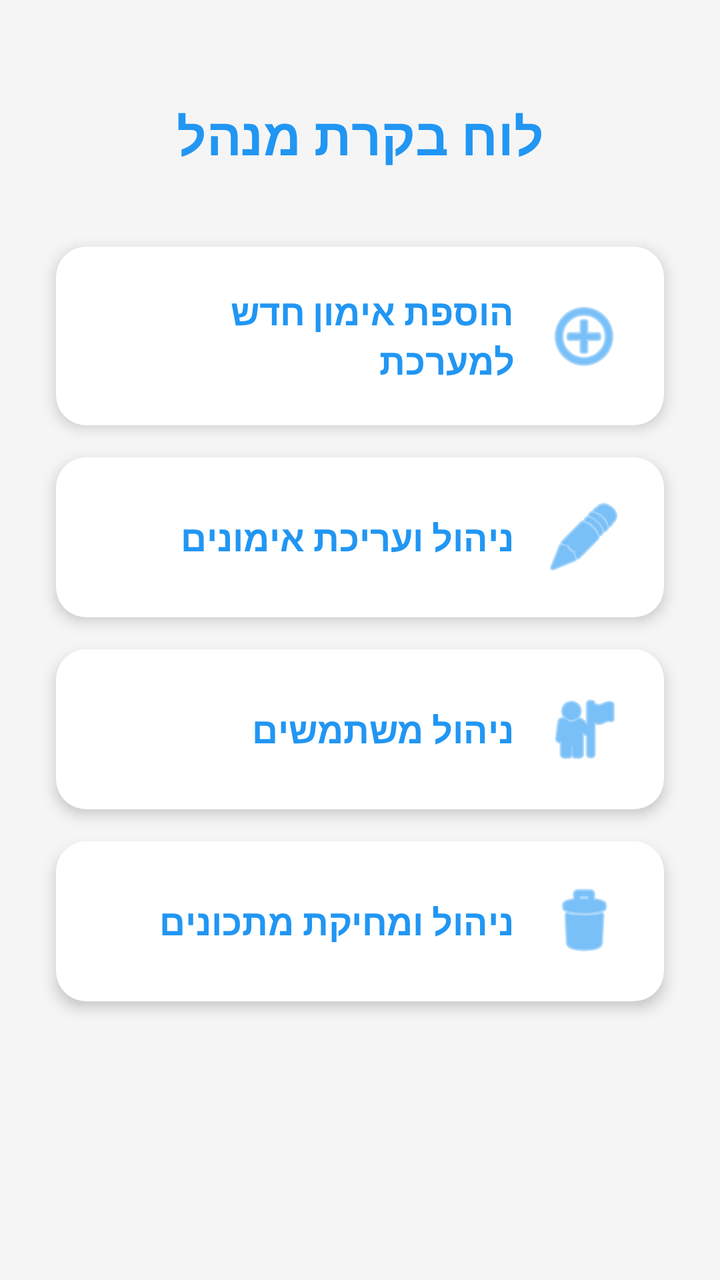
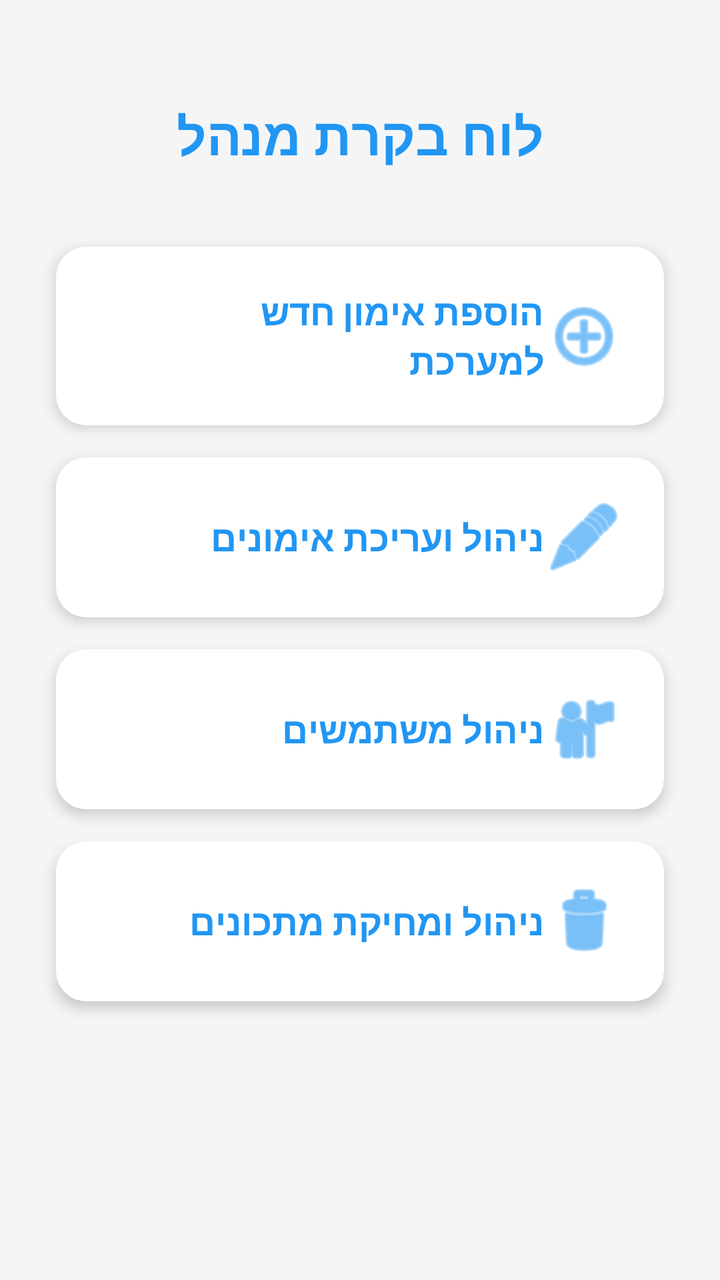

Screens rendered from an Android XML layout before and after an edit, with the pre-edit source and the edit as a unified diff.
<!-- AndroidManifest.xml: application theme Theme.FitCoach -->
<!-- res/layout/activity_admin.xml -->
<?xml version="1.0" encoding="utf-8"?>
<LinearLayout xmlns:android="http://schemas.android.com/apk/res/android"
    xmlns:app="http://schemas.android.com/apk/res-auto"
    xmlns:tools="http://schemas.android.com/tools"
    android:id="@+id/admin"
    android:layout_width="match_parent"
    android:layout_height="match_parent"
    android:background="#F5F5F5"
    android:layoutDirection="rtl"
    android:orientation="vertical"
    android:padding="20dp"
    tools:context=".screens.AdminActivity">

    <TextView
        android:layout_width="wrap_content"
        android:layout_height="wrap_content"
        android:layout_gravity="center"
        android:layout_margin="30dp"
        android:text="לוח בקרת מנהל"
        android:textColor="#2196F3"
        android:textSize="26sp"
        android:textStyle="bold" />

    <androidx.cardview.widget.CardView
        android:id="@+id/cv_add_workout"
        android:layout_width="match_parent"
        android:layout_height="wrap_content"
        android:layout_margin="8dp"
        android:clickable="true"
        android:focusable="true"
        android:foreground="?attr/selectableItemBackground"
        app:cardCornerRadius="15dp"
        app:cardElevation="4dp">

        <LinearLayout
            android:layout_width="match_parent"
            android:layout_height="wrap_content"
            android:gravity="center_vertical"
            android:padding="20dp">

            <ImageView
                android:layout_width="40dp"
                android:layout_height="40dp"
                android:src="@android:drawable/ic_menu_add"
                app:tint="#2196F3" />

            <TextView
                android:layout_width="wrap_content"
                android:layout_height="wrap_content"
                android:layout_marginRight="15dp"
                android:text="הוספת אימון חדש למערכת"
                android:textColor="#2196F3"
                android:textSize="18sp"
                android:textStyle="bold" />
        </LinearLayout>
    </androidx.cardview.widget.CardView>

    <androidx.cardview.widget.CardView
        android:id="@+id/cv_manage_workouts"
        android:layout_width="match_parent"
        android:layout_height="wrap_content"
        android:layout_margin="8dp"
        android:clickable="true"
        android:focusable="true"
        android:foreground="?attr/selectableItemBackground"
        app:cardCornerRadius="15dp"
        app:cardElevation="4dp">

        <LinearLayout
            android:layout_width="match_parent"
            android:layout_height="wrap_content"
            android:gravity="center_vertical"
            android:padding="20dp">

            <ImageView
                android:layout_width="40dp"
                android:layout_height="40dp"
                android:src="@android:drawable/ic_menu_edit"
                app:tint="#2196F3" />

            <TextView
                android:layout_width="wrap_content"
                android:layout_height="wrap_content"
                android:layout_marginRight="15dp"
                android:text="ניהול ועריכת אימונים"
                android:textColor="#2196F3"
                android:textSize="18sp"
                android:textStyle="bold" />
        </LinearLayout>
    </androidx.cardview.widget.CardView>

    <androidx.cardview.widget.CardView
        android:id="@+id/cv_manage_users"
        android:layout_width="match_parent"
        android:layout_height="wrap_content"
        android:layout_margin="8dp"
        android:clickable="true"
        android:focusable="true"
        android:foreground="?attr/selectableItemBackground"
        app:cardCornerRadius="15dp"
        app:cardElevation="4dp">

        <LinearLayout
            android:layout_width="match_parent"
            android:layout_height="wrap_content"
            android:gravity="center_vertical"
            android:padding="20dp">

            <ImageView
                android:layout_width="40dp"
                android:layout_height="40dp"
                android:src="@android:drawable/ic_menu_myplaces"
                app:tint="#2196F3" />

            <TextView
                android:layout_width="wrap_content"
                android:layout_height="wrap_content"
                android:layout_marginRight="15dp"
                android:text="ניהול משתמשים"
                android:textColor="#2196F3"
                android:textSize="18sp"
                android:textStyle="bold" />
        </LinearLayout>
    </androidx.cardview.widget.CardView>

    <androidx.cardview.widget.CardView
        android:id="@+id/cv_manage_recipes"
        android:layout_width="match_parent"
        android:layout_height="wrap_content"
        android:layout_margin="8dp"
        android:clickable="true"
        android:focusable="true"
        android:foreground="?attr/selectableItemBackground"
        app:cardCornerRadius="15dp"
        app:cardElevation="4dp">

        <LinearLayout
            android:layout_width="match_parent"
            android:layout_height="wrap_content"
            android:gravity="center_vertical"
            android:padding="20dp">

            <ImageView
                android:layout_width="40dp"
                android:layout_height="40dp"
                android:src="@android:drawable/ic_menu_delete"
                app:tint="#2196F3" />

            <TextView
                android:layout_width="wrap_content"
                android:layout_height="wrap_content"
                android:layout_marginRight="15dp"
                android:text="ניהול ומחיקת מתכונים"
                android:textColor="#2196F3"
                android:textSize="18sp"
                android:textStyle="bold" />
        </LinearLayout>
    </androidx.cardview.widget.CardView>

</LinearLayout>
<!-- resources referenced by this layout -->
<resources>
  <style name="Theme.FitCoach" parent="Base.Theme.FitCoach" />
  <style name="Base.Theme.FitCoach" parent="Theme.Material3.DayNight.NoActionBar">
          
          
      </style>
</resources>

<!-- the commit's change to res/layout/activity_admin.xml (unified diff, before → after) -->
@@ -47,7 +47,7 @@
             <TextView
                 android:layout_width="wrap_content"
                 android:layout_height="wrap_content"
-                android:layout_marginRight="15dp"
+                android:layout_marginEnd="15dp"
                 android:text="הוספת אימון חדש למערכת"
                 android:textColor="#2196F3"
                 android:textSize="18sp"
@@ -81,7 +81,7 @@
             <TextView
                 android:layout_width="wrap_content"
                 android:layout_height="wrap_content"
-                android:layout_marginRight="15dp"
+                android:layout_marginEnd="15dp"
                 android:text="ניהול ועריכת אימונים"
                 android:textColor="#2196F3"
                 android:textSize="18sp"
@@ -115,7 +115,7 @@
             <TextView
                 android:layout_width="wrap_content"
                 android:layout_height="wrap_content"
-                android:layout_marginRight="15dp"
+                android:layout_marginEnd="15dp"
                 android:text="ניהול משתמשים"
                 android:textColor="#2196F3"
                 android:textSize="18sp"
@@ -149,7 +149,7 @@
             <TextView
                 android:layout_width="wrap_content"
                 android:layout_height="wrap_content"
-                android:layout_marginRight="15dp"
+                android:layout_marginEnd="15dp"
                 android:text="ניהול ומחיקת מתכונים"
                 android:textColor="#2196F3"
                 android:textSize="18sp"
